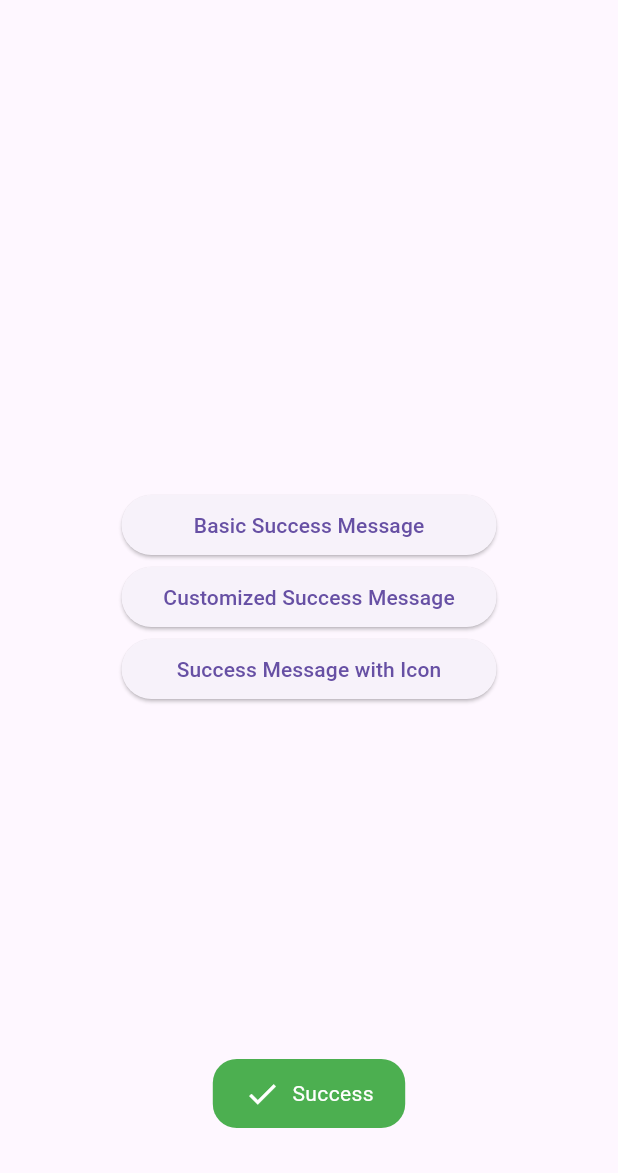
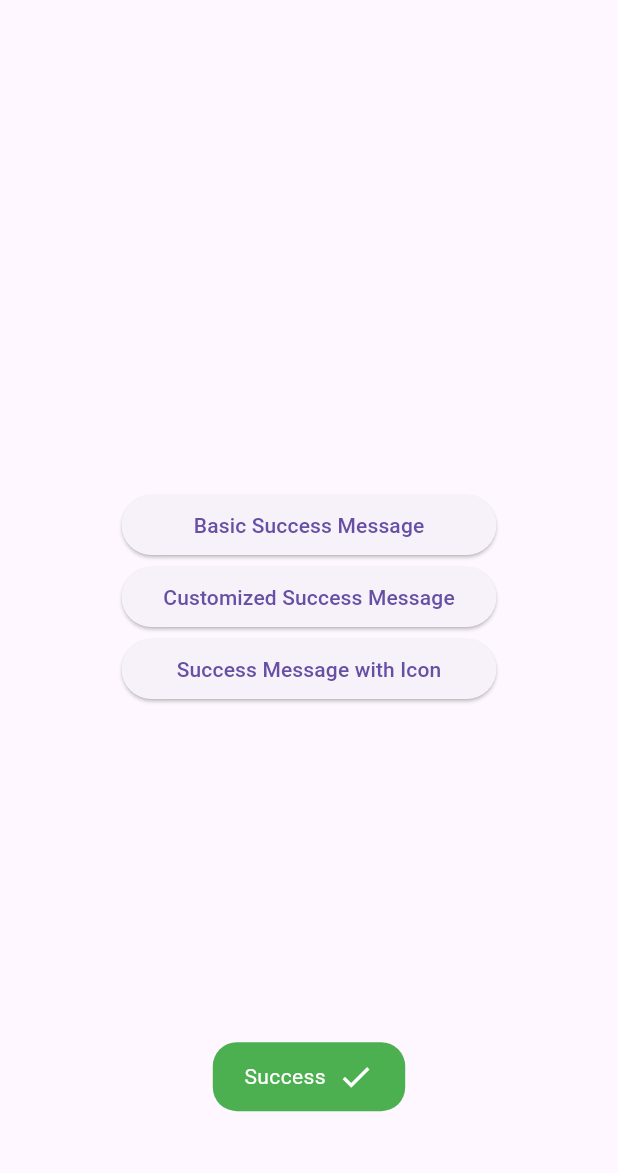
Before and after one commit to ruveydagunal/super_toast, a Flutter app: the SuccessView screen opened directly, after a tap on "Success Message with Icon", on a phone screen of 412 x 824 dp, the part 63-1236 px from its top. Run offline on Flutter 3.47's test engine with Material 2 defaults, Android fonts, the phone set to English and light mode, and no system bars; our stand-ins replace flutter_svg.

Commit message:
update: position && assets

```diff
--- a/example/lib/view/fail_toast.dart
+++ b/example/lib/view/fail_toast.dart
@@ -47,10 +47,10 @@ class FailView extends StatelessWidget {
                   SuperToast.showFail(
                     context,
                     message: 'Is Not Working',
-                    icon: Icon(Icons.clear, color: Colors.white,)
+                    prefixIcon: Icon(Icons.clear, color: Colors.white,)
                   );
                 },
-                child: Text('Fail Message with Icon'),
+                child: Text('Fail Message with Prefix Icon'),
               ),
             ),
           ],
--- a/example/lib/view/success_toast.dart
+++ b/example/lib/view/success_toast.dart
@@ -47,7 +47,7 @@ class SuccessView extends StatelessWidget {
                   SuperToast.showSuccess(
                     context,
                     message: 'Success',
-                    icon: Icon(Icons.check, color: Colors.white,)
+                    suffixIcon: Icon(Icons.check, color: Colors.white,)
                   );
                 },
                 child: Text('Success Message with Icon'),
--- a/example/pubspec.yaml
+++ b/example/pubspec.yaml
@@ -18,6 +18,7 @@ dependencies:
     path: ../
 
   cupertino_icons: ^1.0.2
+  flutter_svg: ^2.0.7
 
 dev_dependencies:
   flutter_test:
@@ -27,6 +28,7 @@ dev_dependencies:
 
 
 flutter:
-
+  assets:
+    - assets/icons/
 
   uses-material-design: true
--- a/lib/super_toast.dart
+++ b/lib/super_toast.dart
@@ -1,22 +1,24 @@
 import 'package:flutter/material.dart';
 
 class SuperToast {
-  static void show(
-    BuildContext context, {
-    required String message,
-    Color? backgroundColor,
-    Color? textColor,
-    double? borderRadius,
-    Color? borderColor,
-    Widget? icon,
-    Duration? duration = const Duration(seconds: 2),
-  }) {
+  static void show(BuildContext context,
+      {required String message,
+      Color? backgroundColor,
+      Color? textColor,
+      double? borderRadius,
+      Color? borderColor,
+      Widget? prefixIcon,
+      Widget? suffixIcon,
+      Duration? duration = const Duration(seconds: 2),
+      double? bottomPosition}) {
     final overlayState = Overlay.of(context);
     OverlayEntry overlayEntry;
 
     overlayEntry = OverlayEntry(
       builder: (context) => Positioned(
-        bottom: 30, // Toast'un altındaki boşluk
+        bottom: bottomPosition ??
+            MediaQuery.of(context).size.height *
+                0.05, // Toast'un altındaki boşluk
         width: MediaQuery.of(context).size.width,
         child: Center(
           child: Material(
@@ -32,12 +34,14 @@ class SuperToast {
               child: Row(
                 mainAxisSize: MainAxisSize.min,
                 children: [
-                  if (icon != null) icon,
-                  if (icon != null) SizedBox(width: 8),
+                  if (prefixIcon != null) prefixIcon,
+                  if (prefixIcon != null) SizedBox(width: 8),
                   Text(
                     message,
                     style: TextStyle(color: textColor),
                   ),
+                  if (suffixIcon != null) SizedBox(width: 8),
+                  if (suffixIcon != null) suffixIcon,
                 ],
               ),
             ),
@@ -59,9 +63,11 @@ class SuperToast {
     Color? borderColor,
     Color? backgroundColor,
     Color? textColor,
-    Widget? icon,
+    Widget? prefixIcon,
+    Widget? suffixIcon,
     double? borderRadius,
     Duration duration = const Duration(seconds: 2),
+    double? bottomPosition,
   }) {
     show(
       context,
@@ -70,8 +76,11 @@ class SuperToast {
       textColor: textColor ?? Colors.white,
       borderColor: borderColor ?? Colors.transparent,
       borderRadius: borderRadius,
-      icon: icon ?? null,
+      prefixIcon: prefixIcon ?? null,
+      suffixIcon: suffixIcon ?? null,
       duration: duration,
+      bottomPosition:
+          bottomPosition ?? MediaQuery.of(context).size.height * 0.05,
     );
   }
 
@@ -81,9 +90,11 @@ class SuperToast {
     Color? borderColor,
     Color? backgroundColor,
     Color? textColor,
-    Widget? icon,
+    Widget? prefixIcon,
+    Widget? suffixIcon,
     double? borderRadius,
     Duration duration = const Duration(seconds: 2),
+    double? bottomPosition,
   }) {
     show(
       context,
@@ -92,8 +103,11 @@ class SuperToast {
       textColor: textColor ?? Colors.white,
       borderColor: borderColor ?? Colors.white,
       borderRadius: borderRadius,
-      icon: icon ?? null,
+      prefixIcon: prefixIcon ?? null,
+      suffixIcon: suffixIcon ?? null,
       duration: duration,
+      bottomPosition:
+          bottomPosition ?? MediaQuery.of(context).size.height * 0.05,
     );
   }
 
@@ -102,14 +116,25 @@ class SuperToast {
     required String message,
     double borderRadius = 16,
     Duration duration = const Duration(seconds: 2),
+    double? bottomPosition,
+    Color? borderColor,
+    Color? backgroundColor,
+    Color? textColor,
+    Widget? prefixIcon,
+    Widget? suffixIcon,
   }) {
     show(
       context,
       message: message,
-      backgroundColor: Colors.orange,
-      textColor: Colors.white,
+      backgroundColor: backgroundColor ?? Colors.orange,
+      borderColor: borderColor ?? Colors.white,
+      textColor: textColor ?? Colors.white,
       borderRadius: borderRadius,
       duration: duration,
+      prefixIcon: prefixIcon ?? null,
+      suffixIcon: suffixIcon ?? null,
+      bottomPosition:
+          bottomPosition ?? MediaQuery.of(context).size.height * 0.05,
     );
   }
 
@@ -118,6 +143,7 @@ class SuperToast {
     required String message,
     double borderRadius = 16,
     Duration duration = const Duration(seconds: 2),
+    double? bottomPosition,
   }) {
     show(
       context,
@@ -126,6 +152,8 @@ class SuperToast {
       textColor: Colors.white,
       borderRadius: borderRadius,
       duration: duration,
+      bottomPosition:
+          bottomPosition ?? MediaQuery.of(context).size.height * 0.05,
     );
   }
 }
```
Also changed, not shown: example/lib/view/example_view.dart (+12 -10 lines), example/lib/view/info_toast_view.dart (added, +45 -0 lines), example/lib/view/warning_view.dart (added, +50 -0 lines), example/assets/icons/icon_warning.svg (added), example/pubspec.lock.
